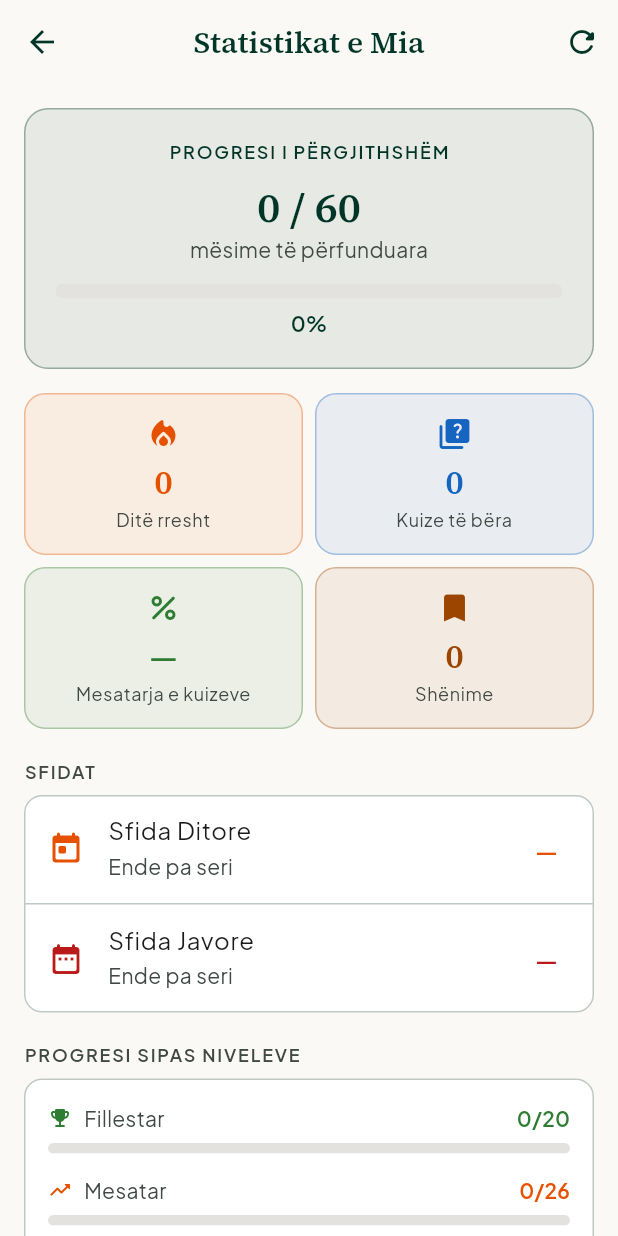
After one commit to gaming-clan/al-mizan, a Flutter app: the ProfileScreen screen opened by its route, after a tap on "Statistikat e Mia", on a phone screen of 412 x 824 dp. The commit adds this screen. Run offline on Flutter 3.47's test engine with Material 3 defaults, Android fonts, the phone set to English and light mode, and no system bars; our stand-ins replace drift, flutter_local_notifications, flutter_riverpod, flutter_timezone, go_router, google_fonts and 4 more; accounts and stored records are empty; generated files the repository leaves out were written again.

Commit message:
feat: add user statistics feature with stats screen and provider

```diff
--- a/lib/core/database/app_database.dart
+++ b/lib/core/database/app_database.dart
@@ -88,6 +88,20 @@ class AppDatabase extends _$AppDatabase {
   Future<int> countCompletedLessons(String moduleId) async {
     final list = await getCompletedLessonsForModule(moduleId);
     return list.length;
+  }
+
+  Future<List<CompletedLesson>> getAllCompletedLessons() {
+    return select(completedLessons).get();
+  }
+
+  Future<List<QuizResult>> getAllQuizResults() {
+    return select(quizResults).get();
+  }
+
+  /// All dates (yyyy-MM-dd) on which the user studied.
+  Future<Set<String>> getStudiedDates() async {
+    final rows = await select(learningStreak).get();
+    return {for (final r in rows) r.date};
   }
 
   // ── Bookmarks ──
--- a/lib/core/routing/app_router.dart
+++ b/lib/core/routing/app_router.dart
@@ -11,6 +11,7 @@ import '../../features/quiz/presentation/general_quiz_screen.dart';
 import '../../features/quiz/presentation/timed_challenge_screen.dart';
 import '../../features/quiz/presentation/daily_challenge_screen.dart';
 import '../../features/quiz/presentation/weekly_challenge_screen.dart';
+import '../../features/stats/presentation/stats_screen.dart';
 import '../../features/quiz/presentation/module_quiz_screen.dart';
 import '../../features/search/presentation/search_screen.dart';
 import '../../features/bookmarks/presentation/bookmarks_screen.dart';
@@ -116,6 +117,11 @@ final appRouter = GoRouter(
       builder: (context, state) => const WeeklyChallengeScreen(),
     ),
     GoRoute(
+      path: '/stats',
+      parentNavigatorKey: _rootNavigatorKey,
+      builder: (context, state) => const StatsScreen(),
+    ),
+    GoRoute(
       path: '/module-quiz/:moduleId',
       parentNavigatorKey: _rootNavigatorKey,
       builder: (context, state) {
--- a/lib/features/profile/presentation/profile_screen.dart
+++ b/lib/features/profile/presentation/profile_screen.dart
@@ -8,6 +8,7 @@ import '../../../core/theme/app_colors.dart';
 import '../../home/providers/home_provider.dart';
 import '../../settings/providers/notification_provider.dart';
 import '../../settings/providers/settings_provider.dart';
+import '../../stats/providers/stats_provider.dart';
 
 // ── Avatar widget ──────────────────────────────────────────
 class _ProfileAvatar extends StatelessWidget {
@@ -548,6 +549,19 @@ class ProfileScreen extends ConsumerWidget {
             ),
           ),
           const SizedBox(height: 8),
+          // Personal statistics
+          _SettingsTile(
+            icon: Icons.insights_rounded,
+            title: 'Statistikat e Mia',
+            subtitle: 'Progresi, kuizet, seritë dhe sfidat',
+            trailing: Icon(Icons.chevron_right_rounded,
+                color: cs.onSurfaceVariant, size: 20),
+            onTap: () {
+              ref.invalidate(userStatsProvider);
+              context.push('/stats');
+            },
+          ),
+          const SizedBox(height: 8),
           // Daily quote notification toggle
           _SettingsTile(
             icon: Icons.notifications_active_rounded,
--- /dev/null
+++ b/lib/features/stats/presentation/stats_screen.dart
@@ -0,0 +1,343 @@
+import 'package:flutter/material.dart';
+import 'package:flutter_riverpod/flutter_riverpod.dart';
+import '../../../core/theme/app_colors.dart';
+import '../../modules/presentation/widgets/level_lessons.dart';
+import '../providers/stats_provider.dart';
+
+class StatsScreen extends ConsumerWidget {
+  const StatsScreen({super.key});
+
+  @override
+  Widget build(BuildContext context, WidgetRef ref) {
+    final statsAsync = ref.watch(userStatsProvider);
+    final theme = Theme.of(context);
+    final cs = theme.colorScheme;
+
+    return Scaffold(
+      appBar: AppBar(
+        title: const Text('Statistikat e Mia'),
+        actions: [
+          IconButton(
+            icon: const Icon(Icons.refresh_rounded),
+            onPressed: () => ref.invalidate(userStatsProvider),
+          ),
+        ],
+      ),
+      body: statsAsync.when(
+        data: (stats) {
+          final overallRatio = stats.lessonsTotal > 0
+              ? stats.lessonsDone / stats.lessonsTotal
+              : 0.0;
+          return Align(
+            alignment: Alignment.topCenter,
+            child: ConstrainedBox(
+              constraints: const BoxConstraints(maxWidth: 800),
+              child: ListView(
+                padding: const EdgeInsets.all(16),
+                children: [
+                  // ── Overall progress ──
+                  Container(
+                    padding: const EdgeInsets.all(20),
+                    decoration: BoxDecoration(
+                      color: cs.primary.withValues(alpha: 0.08),
+                      borderRadius: BorderRadius.circular(16),
+                      border: Border.all(
+                          color: cs.primary.withValues(alpha: 0.35)),
+                    ),
+                    child: Column(
+                      children: [
+                        Text(
+                          'PROGRESI I PËRGJITHSHËM',
+                          style: theme.textTheme.labelMedium?.copyWith(
+                            letterSpacing: 1.2,
+                            color: cs.primary,
+                          ),
+                        ),
+                        const SizedBox(height: 12),
+                        Text(
+                          '${stats.lessonsDone} / ${stats.lessonsTotal}',
+                          style: theme.textTheme.headlineLarge
+                              ?.copyWith(color: cs.primary),
+                        ),
+                        Text('mësime të përfunduara',
+                            style: theme.textTheme.bodyMedium),
+                        const SizedBox(height: 12),
+                        ClipRRect(
+                          borderRadius: BorderRadius.circular(6),
+                          child: LinearProgressIndicator(
+                            value: overallRatio,
+                            minHeight: 10,
+                            backgroundColor: cs.surfaceContainerHighest,
+                          ),
+                        ),
+                        const SizedBox(height: 6),
+                        Text(
+                          '${(overallRatio * 100).toStringAsFixed(0)}%',
+                          style: theme.textTheme.labelLarge
+                              ?.copyWith(color: cs.primary),
+                        ),
+                      ],
+                    ),
+                  ),
+                  const SizedBox(height: 16),
+
+                  // ── Quick stats grid ──
+                  Row(
+                    children: [
+                      _StatCard(
+                        icon: Icons.local_fire_department_rounded,
+                        color: AppColors.warning,
+                        value: '${stats.learningStreak}',
+                        label: 'Ditë rresht',
+                      ),
+                      const SizedBox(width: 8),
+                      _StatCard(
+                        icon: Icons.quiz_rounded,
+                        color: AppColors.info,
+                        value: '${stats.quizAttempts}',
+                        label: 'Kuize të bëra',
+                      ),
+                    ],
+                  ),
+                  const SizedBox(height: 8),
+                  Row(
+                    children: [
+                      _StatCard(
+                        icon: Icons.percent_rounded,
+                        color: AppColors.success,
+                        value: stats.quizAttempts > 0
+                            ? '${stats.avgScore.toStringAsFixed(0)}%'
+                            : '—',
+                        label: 'Mesatarja e kuizeve',
+                      ),
+                      const SizedBox(width: 8),
+                      _StatCard(
+                        icon: Icons.bookmark_rounded,
+                        color: AppColors.accent,
+                        value: '${stats.bookmarksCount}',
+                        label: 'Shënime',
+                      ),
+                    ],
+                  ),
+                  const SizedBox(height: 20),
+
+                  // ── Challenges ──
+                  Text(
+                    'SFIDAT',
+                    style: theme.textTheme.labelMedium
+                        ?.copyWith(letterSpacing: 1.2),
+                  ),
+                  const SizedBox(height: 8),
+                  Card(
+                    margin: EdgeInsets.zero,
+                    child: Column(
+                      children: [
+                        ListTile(
+                          leading: const Icon(Icons.today_rounded,
+                              color: AppColors.warning),
+                          title: const Text('Sfida Ditore'),
+                          subtitle: Text(stats.dailyStreak > 0
+                              ? 'Seria: ${stats.dailyStreak} ditë'
+                              : 'Ende pa seri'),
+                          trailing: Text(
+                            stats.dailyLastScore > 0
+                                ? '${stats.dailyLastScore}%'
+                                : '—',
+                            style: theme.textTheme.titleMedium
+                                ?.copyWith(color: AppColors.warning),
+                          ),
+                        ),
+                        Divider(height: 1, color: cs.outlineVariant),
+                        ListTile(
+                          leading: const Icon(Icons.date_range_rounded,
+                              color: AppColors.error),
+                          title: const Text('Sfida Javore'),
+                          subtitle: Text(stats.weeklyStreak > 0
+                              ? 'Seria: ${stats.weeklyStreak} javë'
+                              : 'Ende pa seri'),
+                          trailing: Text(
+                            stats.weeklyLastScore > 0
+                                ? '${stats.weeklyLastScore}%'
+                                : '—',
+                            style: theme.textTheme.titleMedium
+                                ?.copyWith(color: AppColors.error),
+                          ),
+                        ),
+                      ],
+                    ),
+                  ),
+                  const SizedBox(height: 20),
+
+                  // ── Per level ──
+                  Text(
+                    'PROGRESI SIPAS NIVELEVE',
+                    style: theme.textTheme.labelMedium
+                        ?.copyWith(letterSpacing: 1.2),
+                  ),
+                  const SizedBox(height: 8),
+                  Card(
+                    margin: EdgeInsets.zero,
+                    child: Padding(
+                      padding: const EdgeInsets.all(16),
+                      child: Column(
+                        children: [
+                          for (final level in stats.perLevel) ...[
+                            Row(
+                              children: [
+                                Icon(kLevelIcons[level.level],
+                                    size: 16,
+                                    color: kLevelColors[level.level]),
+                                const SizedBox(width: 8),
+                                Text(kLevelLabels[level.level] ?? level.level,
+                                    style: theme.textTheme.bodyMedium),
+                                const Spacer(),
+                                Text(
+                                  '${level.done}/${level.total}',
+                                  style: theme.textTheme.labelLarge?.copyWith(
+                                      color: kLevelColors[level.level]),
+                                ),
+                              ],
+                            ),
+                            const SizedBox(height: 6),
+                            ClipRRect(
+                              borderRadius: BorderRadius.circular(4),
+                              child: LinearProgressIndicator(
+                                value: level.ratio,
+                                minHeight: 7,
+                                backgroundColor: cs.surfaceContainerHighest,
+                                valueColor: AlwaysStoppedAnimation<Color>(
+                                    kLevelColors[level.level] ??
+                                        AppColors.info),
+                              ),
+                            ),
+                            if (level != stats.perLevel.last)
+                              const SizedBox(height: 14),
+                          ],
+                        ],
+                      ),
+                    ),
+                  ),
+                  const SizedBox(height: 20),
+
+                  // ── Per module ──
+                  Text(
+                    'PROGRESI SIPAS MODULEVE',
+                    style: theme.textTheme.labelMedium
+                        ?.copyWith(letterSpacing: 1.2),
+                  ),
+                  const SizedBox(height: 8),
+                  Card(
+                    margin: EdgeInsets.zero,
+                    child: Padding(
+                      padding: const EdgeInsets.all(16),
+                      child: Column(
+                        children: [
+                          for (final m in stats.perModule) ...[
+                            Row(
+                              children: [
+                                Expanded(
+                                  child: Text(
+                                    m.title,
+                                    style: theme.textTheme.bodyMedium,
+                                    maxLines: 1,
+                                    overflow: TextOverflow.ellipsis,
+                                  ),
+                                ),
+                                const SizedBox(width: 8),
+                                if (m.done == m.total && m.total > 0)
+                                  const Padding(
+                                    padding: EdgeInsets.only(right: 4),
+                                    child: Icon(Icons.check_circle_rounded,
+                                        size: 15, color: AppColors.success),
+                                  ),
+                                Text(
+                                  '${m.done}/${m.total}',
+                                  style: theme.textTheme.labelMedium?.copyWith(
+                                    color: m.done == m.total && m.total > 0
+                                        ? AppColors.success
+                                        : cs.onSurfaceVariant,
+                                  ),
+                                ),
+                              ],
+                            ),
+                            const SizedBox(height: 5),
+                            ClipRRect(
+                              borderRadius: BorderRadius.circular(4),
+                              child: LinearProgressIndicator(
+                                value: m.ratio,
+                                minHeight: 6,
+                                backgroundColor: cs.surfaceContainerHighest,
+                                valueColor: AlwaysStoppedAnimation<Color>(
+                                  m.done == m.total && m.total > 0
+                                      ? AppColors.success
+                                      : cs.primary,
+                                ),
+                              ),
+                            ),
+                            if (m != stats.perModule.last)
+                              const SizedBox(height: 12),
+                          ],
+                        ],
+                      ),
+                    ),
+                  ),
+                  const SizedBox(height: 32),
+                ],
+              ),
+            ),
+          );
+        },
+        loading: () => const Center(child: CircularProgressIndicator()),
+        error: (e, _) => Center(child: Text('Gabim: $e')),
+      ),
+    );
+  }
+}
+
+class _StatCard extends StatelessWidget {
+  final IconData icon;
+  final Color color;
+  final String value;
+  final String label;
+
+  const _StatCard({
+    required this.icon,
+    required this.color,
+    required this.value,
+    required this.label,
+  });
+
+  @override
+  Widget build(BuildContext context) {
+    final theme = Theme.of(context);
+    final cs = theme.colorScheme;
+    return Expanded(
+      child: Container(
+        padding: const EdgeInsets.all(14),
+        decoration: BoxDecoration(
+          color: color.withValues(alpha: 0.08),
+          borderRadius: BorderRadius.circular(14),
+          border: Border.all(color: color.withValues(alpha: 0.35)),
+        ),
+        child: Column(
+          children: [
+            Icon(icon, color: color, size: 24),
+            const SizedBox(height: 6),
+            Text(value,
+                style:
+                    theme.textTheme.headlineSmall?.copyWith(color: color)),
+            const SizedBox(height: 2),
+            Text(
+              label,
+              style: theme.textTheme.bodySmall
+                  ?.copyWith(color: cs.onSurfaceVariant),
+              textAlign: TextAlign.center,
+              maxLines: 1,
+              overflow: TextOverflow.ellipsis,
+            ),
+          ],
+        ),
+      ),
+    );
+  }
+}
--- /dev/null
+++ b/lib/features/stats/providers/stats_provider.dart
@@ -0,0 +1,138 @@
+import 'package:flutter_riverpod/flutter_riverpod.dart';
+import 'package:shared_preferences/shared_preferences.dart';
+import '../../home/providers/home_provider.dart';
+import '../../modules/data/fiqh_data_source.dart';
+
+class ModuleStat {
+  final String moduleId;
+  final String title;
+  final int done;
+  final int total;
+
+  const ModuleStat({
+    required this.moduleId,
+    required this.title,
+    required this.done,
+    required this.total,
+  });
+
+  double get ratio => total > 0 ? done / total : 0.0;
+}
+
+class LevelStat {
+  final String level;
+  final int done;
+  final int total;
+
+  const LevelStat({
+    required this.level,
+    required this.done,
+    required this.total,
+  });
+
+  double get ratio => total > 0 ? done / total : 0.0;
+}
+
+class UserStats {
+  final int lessonsDone;
+  final int lessonsTotal;
+  final int quizAttempts;
+  final double avgScore;
+  final double bestScore;
+  final int learningStreak;
+  final int bookmarksCount;
+  final int dailyStreak;
+  final int dailyLastScore;
+  final int weeklyStreak;
+  final int weeklyLastScore;
+  final List<LevelStat> perLevel;
+  final List<ModuleStat> perModule;
+
+  const UserStats({
+    required this.lessonsDone,
+    required this.lessonsTotal,
+    required this.quizAttempts,
+    required this.avgScore,
+    required this.bestScore,
+    required this.learningStreak,
+    required this.bookmarksCount,
+    required this.dailyStreak,
+    required this.dailyLastScore,
+    required this.weeklyStreak,
+    required this.weeklyLastScore,
+    required this.perLevel,
+    required this.perModule,
+  });
+}
+
+final userStatsProvider = FutureProvider<UserStats>((ref) async {
+  final db = ref.read(databaseProvider);
+  final modules = await FiqhDataSource().loadAllModules();
+
+  final completed = await db.getAllCompletedLessons();
+  final completedIds = {for (final c in completed) c.lessonId};
+
+  // Per-module and per-level progress
+  final perModule = <ModuleStat>[];
+  final levelDone = {'beginner': 0, 'intermediate': 0, 'advanced': 0};
+  final levelTotal = {'beginner': 0, 'intermediate': 0, 'advanced': 0};
+  int lessonsTotal = 0;
+  int lessonsDone = 0;
+
+  for (final module in modules) {
+    int done = 0;
+    for (final lesson in module.lessons) {
+      lessonsTotal++;
+      levelTotal[lesson.level] = (levelTotal[lesson.level] ?? 0) + 1;
+      if (completedIds.contains(lesson.id)) {
+        done++;
+        lessonsDone++;
+        levelDone[lesson.level] = (levelDone[lesson.level] ?? 0) + 1;
+      }
+    }
+    perModule.add(ModuleStat(
+      moduleId: module.moduleId,
+      title: module.titleSq,
+      done: done,
+      total: module.lessons.length,
+    ));
+  }
+
+  // Quiz aggregate
+  final results = await db.getAllQuizResults();
+  final attempts = results.length;
+  double avg = 0;
+  double best = 0;
+  if (attempts > 0) {
+    avg = results.map((r) => r.percentage).reduce((a, b) => a + b) / attempts;
+    best = results.map((r) => r.percentage).reduce((a, b) => a > b ? a : b);
+  }
+
+  final streak = await db.getCurrentStreak();
+  final bookmarks = await db.getAllBookmarks();
+
+  final prefs = await SharedPreferences.getInstance();
+
+  return UserStats(
+    lessonsDone: lessonsDone,
+    lessonsTotal: lessonsTotal,
+    quizAttempts: attempts,
+    avgScore: avg,
+    bestScore: best,
+    learningStreak: streak,
+    bookmarksCount: bookmarks.length,
+    dailyStreak: prefs.getInt('daily_ch_streak') ?? 0,
+    dailyLastScore: prefs.getInt('daily_ch_last_score') ?? 0,
+    weeklyStreak: prefs.getInt('weekly_ch_streak') ?? 0,
+    weeklyLastScore: prefs.getInt('weekly_ch_last_score') ?? 0,
+    perLevel: [
+      for (final level in ['beginner', 'intermediate', 'advanced'])
+        LevelStat(
+          level: level,
+          done: levelDone[level] ?? 0,
+          total: levelTotal[level] ?? 0,
+        ),
+    ],
+    perModule: perModule,
+  );
+});
```
